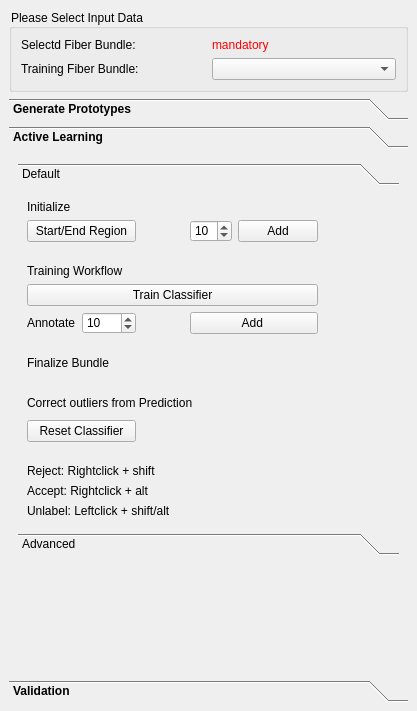
MIC-DKFZ/MITK-Diffusion, file Plugins/org.mitk.gui.qt.diffusionimaging.fiberprocessing/src/internal/QmitkInteractiveFiberDissectionViewControls.ui: the form before one commit.
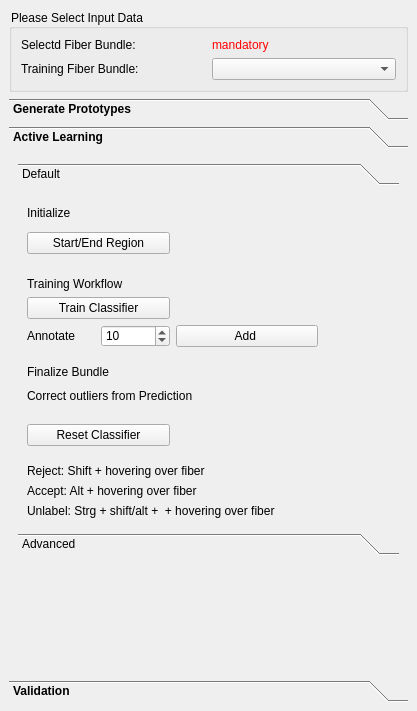
The form after the commit. The open tabs and pages were chosen to show the change. Icons and pictures are not drawn. Custom widgets are drawn as their Qt base class.

```diff
--- a/Plugins/org.mitk.gui.qt.diffusionimaging.fiberprocessing/src/internal/QmitkInteractiveFiberDissectionViewControls.ui
+++ b/Plugins/org.mitk.gui.qt.diffusionimaging.fiberprocessing/src/internal/QmitkInteractiveFiberDissectionViewControls.ui
@@ -288,14 +288,61 @@
             <x>0</x>
             <y>0</y>
             <width>381</width>
-            <height>366</height>
+            <height>391</height>
            </rect>
           </property>
           <attribute name="label">
            <string>Default</string>
           </attribute>
-          <layout class="QGridLayout" name="gridLayout_2">
-           <item row="5" column="1">
+          <layout class="QGridLayout" name="gridLayout">
+           <item row="3" column="4" rowspan="3">
+            <widget class="QPushButton" name="m_ErazorButton">
+             <property name="maximumSize">
+              <size>
+               <width>30</width>
+               <height>30</height>
+              </size>
+             </property>
+             <property name="text">
+              <string/>
+             </property>
+             <property name="icon">
+              <iconset>
+               <normaloff>:/org.mitk.gui.qt.diffusionimaging.fiberprocessing/resources/eraze.png</normaloff>:/org.mitk.gui.qt.diffusionimaging.fiberprocessing/resources/eraze.png</iconset>
+             </property>
+             <property name="iconSize">
+              <size>
+               <width>32</width>
+               <height>32</height>
+              </size>
+             </property>
+             <property name="flat">
+              <bool>true</bool>
+             </property>
+            </widget>
+           </item>
+           <item row="12" column="0" colspan="4">
+            <widget class="QLabel" name="label_36">
+             <property name="text">
+              <string>Correct outliers from Prediction</string>
+             </property>
+            </widget>
+           </item>
+           <item row="16" column="0" colspan="4">
+            <widget class="QLabel" name="label_15">
+             <property name="text">
+              <string>Reject: Shift + hovering over fiber</string>
+             </property>
+            </widget>
+           </item>
+           <item row="7" column="0" colspan="2">
+            <widget class="QLabel" name="label_3">
+             <property name="text">
+              <string>Training Workflow</string>
+             </property>
+            </widget>
+           </item>
+           <item row="9" column="1">
             <widget class="QSpinBox" name="m_Numtolabel">
              <property name="minimum">
               <number>1</number>
@@ -311,21 +358,7 @@
              </property>
             </widget>
            </item>
-           <item row="5" column="0">
-            <widget class="QLabel" name="label_5">
-             <property name="text">
-              <string>Annotate</string>
-             </property>
-            </widget>
-           </item>
-           <item row="9" column="0" colspan="5">
-            <widget class="QLabel" name="label_36">
-             <property name="text">
-              <string>Correct outliers from Prediction</string>
-             </property>
-            </widget>
-           </item>
-           <item row="9" column="6">
+           <item row="12" column="5">
             <widget class="QPushButton" name="m_predlabelingBrush">
              <property name="maximumSize">
               <size>
@@ -351,8 +384,38 @@
              </property>
             </widget>
            </item>
-           <item row="2" column="0">
-            <spacer name="verticalSpacer_2">
+           <item row="0" column="0" colspan="6">
+            <widget class="QWidget" name="widget" native="true">
+             <widget class="QPushButton" name="m_AddRandomFibers">
+              <property name="geometry">
+               <rect>
+                <x>240</x>
+                <y>-10</y>
+                <width>80</width>
+                <height>25</height>
+               </rect>
+              </property>
+              <property name="text">
+               <string>Add</string>
+              </property>
+             </widget>
+             <widget class="QSpinBox" name="m_NumRandomFibers">
+              <property name="geometry">
+               <rect>
+                <x>150</x>
+                <y>0</y>
+                <width>68</width>
+                <height>25</height>
+               </rect>
+              </property>
+              <property name="value">
+               <number>10</number>
+              </property>
+             </widget>
+            </widget>
+           </item>
+           <item row="13" column="0">
+            <spacer name="verticalSpacer_4">
              <property name="orientation">
               <enum>Qt::Vertical</enum>
              </property>
@@ -364,29 +427,8 @@
              </property>
             </spacer>
            </item>
-           <item row="1" column="4">
-            <widget class="QPushButton" name="m_AddRandomFibers">
-             <property name="text">
-              <string>Add</string>
-             </property>
-            </widget>
-           </item>
-           <item row="1" column="3">
-            <widget class="QSpinBox" name="m_NumRandomFibers">
-             <property name="value">
-              <number>10</number>
-             </property>
-            </widget>
-           </item>
-           <item row="4" column="0" colspan="5">
-            <widget class="QPushButton" name="m_TrainClassifier">
-             <property name="text">
-              <string>Train Classifier</string>
-             </property>
-            </widget>
-           </item>
            <item row="6" column="0">
-            <spacer name="verticalSpacer">
+            <spacer name="verticalSpacer_2">
              <property name="orientation">
               <enum>Qt::Vertical</enum>
              </property>
@@ -398,54 +440,28 @@
              </property>
             </spacer>
            </item>
-           <item row="7" column="0" colspan="2">
+           <item row="9" column="2" colspan="2">
+            <widget class="QPushButton" name="m_AddUncertainFibers">
+             <property name="text">
+              <string>Add </string>
+             </property>
+            </widget>
+           </item>
+           <item row="17" column="0" colspan="4">
+            <widget class="QLabel" name="label_14">
+             <property name="text">
+              <string>Accept: Alt + hovering over fiber</string>
+             </property>
+            </widget>
+           </item>
+           <item row="11" column="0" colspan="2">
             <widget class="QLabel" name="label_4">
              <property name="text">
               <string>Finalize Bundle</string>
              </property>
             </widget>
            </item>
-           <item row="12" column="0" colspan="4">
-            <widget class="QLabel" name="label_15">
-             <property name="text">
-              <string>Reject: Rightclick + shift</string>
-             </property>
-            </widget>
-           </item>
-           <item row="13" column="0" colspan="4">
-            <widget class="QLabel" name="label_14">
-             <property name="text">
-              <string>Accept: Rightclick + alt</string>
-             </property>
-            </widget>
-           </item>
-           <item row="5" column="5">
-            <widget class="QPushButton" name="m_unclabeling">
-             <property name="maximumSize">
-              <size>
-               <width>30</width>
-               <height>30</height>
-              </size>
-             </property>
-             <property name="text">
-              <string/>
-             </property>
-             <property name="icon">
-              <iconset>
-               <normaloff>:/org.mitk.gui.qt.diffusionimaging.fiberprocessing/resources/eraze.png</normaloff>:/org.mitk.gui.qt.diffusionimaging.fiberprocessing/resources/eraze.png</iconset>
-             </property>
-             <property name="iconSize">
-              <size>
-               <width>32</width>
-               <height>32</height>
-              </size>
-             </property>
-             <property name="flat">
-              <bool>true</bool>
-             </property>
-            </widget>
-           </item>
-           <item row="5" column="6">
+           <item row="9" column="5">
             <widget class="QPushButton" name="m_unclabelingBrush">
              <property name="maximumSize">
               <size>
@@ -471,14 +487,40 @@
              </property>
             </widget>
            </item>
-           <item row="10" column="0" colspan="2">
+           <item row="10" column="0">
+            <spacer name="verticalSpacer">
+             <property name="orientation">
+              <enum>Qt::Vertical</enum>
+             </property>
+             <property name="sizeHint" stdset="0">
+              <size>
+               <width>20</width>
+               <height>40</height>
+              </size>
+             </property>
+            </spacer>
+           </item>
+           <item row="15" column="0">
+            <spacer name="verticalSpacer_3">
+             <property name="orientation">
+              <enum>Qt::Vertical</enum>
+             </property>
+             <property name="sizeHint" stdset="0">
+              <size>
+               <width>20</width>
+               <height>40</height>
+              </size>
+             </property>
+            </spacer>
+           </item>
+           <item row="14" column="0" colspan="2">
             <widget class="QPushButton" name="m_resetClassifier">
              <property name="text">
               <string>Reset Classifier</string>
              </property>
             </widget>
            </item>
-           <item row="1" column="6">
+           <item row="3" column="5" rowspan="3">
             <widget class="QPushButton" name="m_BrushButton">
              <property name="maximumSize">
               <size>
@@ -504,7 +546,7 @@
              </property>
             </widget>
            </item>
-           <item row="9" column="5">
+           <item row="12" column="4">
             <widget class="QPushButton" name="m_predlabeling">
              <property name="maximumSize">
               <size>
@@ -530,93 +572,67 @@
              </property>
             </widget>
            </item>
-           <item row="5" column="3" colspan="2">
-            <widget class="QPushButton" name="m_AddUncertainFibers">
+           <item row="9" column="0">
+            <widget class="QLabel" name="label_5">
              <property name="text">
-              <string>Add </string>
+              <string>Annotate</string>
              </property>
             </widget>
            </item>
-           <item row="14" column="0" colspan="4">
+           <item row="8" column="0" colspan="2">
+            <widget class="QPushButton" name="m_TrainClassifier">
+             <property name="text">
+              <string>Train Classifier</string>
+             </property>
+            </widget>
+           </item>
+           <item row="18" column="0" colspan="5">
             <widget class="QLabel" name="label_16">
              <property name="text">
-              <string>Unlabel: Leftclick + shift/alt</string>
+              <string>Unlabel: Strg + shift/alt +  + hovering over fiber</string>
              </property>
             </widget>
            </item>
-           <item row="1" column="0" colspan="2">
-            <widget class="QPushButton" name="m_StreamlineCreation">
+           <item row="9" column="4">
+            <widget class="QPushButton" name="m_unclabeling">
+             <property name="maximumSize">
+              <size>
+               <width>30</width>
+               <height>30</height>
+              </size>
+             </property>
              <property name="text">
-              <string>Start/End Region</string>
+              <string/>
              </property>
-            </widget>
-           </item>
-           <item row="11" column="0">
-            <spacer name="verticalSpacer_3">
-             <property name="orientation">
-              <enum>Qt::Vertical</enum>
+             <property name="icon">
+              <iconset>
+               <normaloff>:/org.mitk.gui.qt.diffusionimaging.fiberprocessing/resources/eraze.png</normaloff>:/org.mitk.gui.qt.diffusionimaging.fiberprocessing/resources/eraze.png</iconset>
              </property>
-             <property name="sizeHint" stdset="0">
+             <property name="iconSize">
               <size>
-               <width>20</width>
-               <height>40</height>
+               <width>32</width>
+               <height>32</height>
               </size>
              </property>
-            </spacer>
+             <property name="flat">
+              <bool>true</bool>
+             </property>
+            </widget>
            </item>
-           <item row="0" column="0">
+           <item row="1" column="0">
             <widget class="QLabel" name="label">
              <property name="text">
               <string>Initialize</string>
              </property>
             </widget>
            </item>
-           <item row="3" column="0" colspan="2">
-            <widget class="QLabel" name="label_3">
+           <item row="4" column="0" colspan="2">
+            <widget class="QPushButton" name="m_StreamlineCreation">
              <property name="text">
-              <string>Training Workflow</string>
+              <string>Start/End Region</string>
              </property>
             </widget>
            </item>
-           <item row="1" column="5">
-            <widget class="QPushButton" name="m_ErazorButton">
-             <property name="maximumSize">
-              <size>
-               <width>30</width>
-               <height>30</height>
-              </size>
-             </property>
-             <property name="text">
-              <string/>
-             </property>
-             <property name="icon">
-              <iconset>
-               <normaloff>:/org.mitk.gui.qt.diffusionimaging.fiberprocessing/resources/eraze.png</normaloff>:/org.mitk.gui.qt.diffusionimaging.fiberprocessing/resources/eraze.png</iconset>
-             </property>
-             <property name="iconSize">
-              <size>
-               <width>32</width>
-               <height>32</height>
-              </size>
-             </property>
-             <property name="flat">
-              <bool>true</bool>
-             </property>
-            </widget>
-           </item>
-           <item row="8" column="0">
-            <spacer name="verticalSpacer_4">
-             <property name="orientation">
-              <enum>Qt::Vertical</enum>
-             </property>
-             <property name="sizeHint" stdset="0">
-              <size>
-               <width>20</width>
-               <height>40</height>
-              </size>
-             </property>
-            </spacer>
-           </item>
           </layout>
          </widget>
          <widget class="QWidget" name="page_18">
```
Left out of the diff: 6 changed lines with no effect on the pictures.
